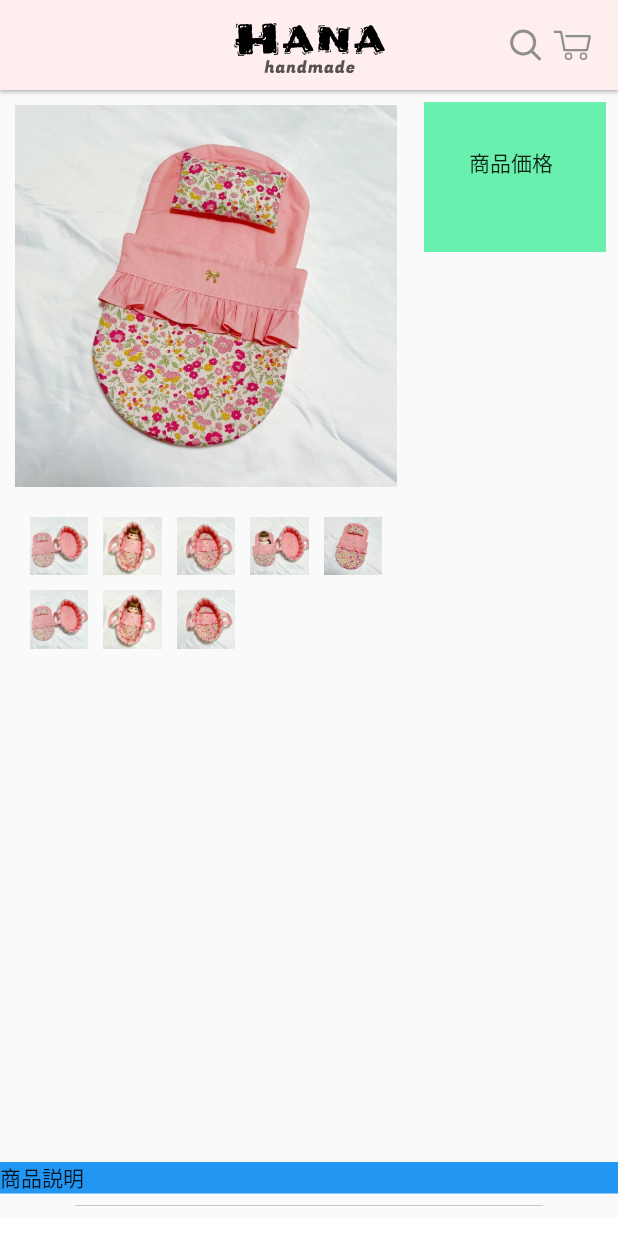
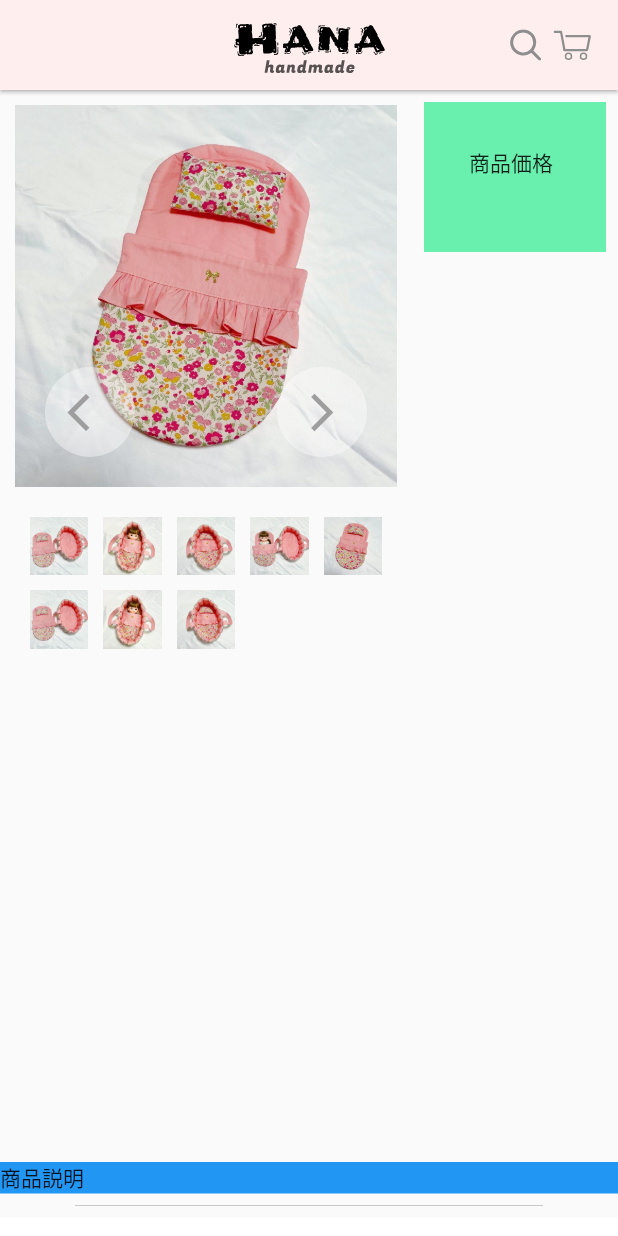
Before and after one commit to qiuyin/hana-handmade, a Flutter app: the ProductPage screen opened by its route, on a phone screen of 412 x 824 dp. Run offline on Flutter 3.47's test engine with Material 2 defaults, Android fonts, the phone set to English and light mode, and no system bars; our stand-ins replace carousel_slider, flutter_svg, font_awesome_flutter, routemaster, sentry_flutter.

Commit message:
商品画像にスライドボタンを追加

```diff
--- /dev/null
+++ b/lib/views/organisms/product_image.dart
@@ -0,0 +1,94 @@
+import 'package:flutter/material.dart';
+
+class  ProductImage extends StatefulWidget {
+
+
+  @override
+  _ProductImageState createState() => _ProductImageState();
+}
+
+class _ProductImageState extends State<ProductImage> {
+  int imageIndex = 0;
+
+  final ItemList2 = [
+    'images/item/1.jpg',
+    'images/item/2.jpg',
+    'images/item/3.jpg',
+    'images/item/4.jpg',
+    'images/item/5.jpg',
+  ];
+
+  @override
+  Widget build(BuildContext context) {
+    return Expanded(
+      flex: 2,
+      child: Container(
+        padding: const EdgeInsets.all(10.0),
+        child: Column(
+          children: [
+            Stack(
+              children: [
+                Image.asset(ItemList2[imageIndex]),
+                Positioned(
+                  bottom: 20,
+                  left: 20,
+                  child: CircleAvatar(
+                    radius: 30,
+                    backgroundColor: Colors.white.withOpacity(0.4),
+                    child: IconButton(
+                      iconSize: 30,
+                      onPressed: imageIndex == 0? null: () => this.setState(() {
+                        imageIndex = imageIndex -1;
+                      }),
+
+                      icon: Icon(Icons.arrow_back_ios,color: Colors.grey,
+                      ),
+                    ),
+                  ),
+                ),
+                Positioned(
+                  bottom: 20,
+                  right: 20,
+                  child: CircleAvatar(
+                    radius: 30,
+                    backgroundColor: Colors.white.withOpacity(0.4),
+                    child: IconButton(
+                      iconSize: 30,
+                      onPressed: imageIndex == ItemList2.length -1
+                        ? null: () => this.setState(() {
+                        imageIndex = imageIndex +1;
+                      }),
+
+                      icon: Icon(Icons.arrow_forward_ios,color: Colors.grey,
+                      ),
+                    ),
+                  ),
+                ),
+              ],
+            ),
+            SizedBox(
+              height: 10,
+            ),
+            SizedBox(
+              height: 430,
+              width: double.infinity,
+              child: GridView.count(
+                padding: const EdgeInsets.all(10.0),
+                mainAxisSpacing: 10,
+                crossAxisSpacing: 10,
+                crossAxisCount: 5,
+                children: List.generate(
+                  8,
+                      (index) {
+                    return Image.asset(
+                        'images/item/${(index + 1) % 5 + 1}.jpg');
+                  },
+                ),
+              ),
+            ),
+          ],
+        ),
+      ),
+    );
+  }
+}
--- a/lib/views/pages/product_page.dart
+++ b/lib/views/pages/product_page.dart
@@ -6,6 +6,7 @@ import 'package:hana_handmade/common/colors.dart' as colors;
 import 'package:hana_handmade/views/organisms/hana_app_bar.dart';
 import 'package:hana_handmade/views/organisms/hana_app_footer.dart';
 import 'package:hana_handmade/views/organisms/hoverable_image.dart';
+import 'package:hana_handmade/views/organisms/product_image.dart';
 import 'package:routemaster/routemaster.dart';
 
 class ProductPage extends StatelessWidget {
@@ -32,37 +33,7 @@ class ProductPage extends StatelessWidget {
             Row(
               crossAxisAlignment: CrossAxisAlignment.start,
               children: [
-                Expanded(
-                  flex: 2,
-                  child: Container(
-                    padding: const EdgeInsets.all(10.0),
-                    child: Column(
-                      children: [
-                        Image.asset('images/item/1.jpg'),
-                        SizedBox(
-                          height: 10,
-                        ),
-                        SizedBox(
-                          height: 430,
-                          width: double.infinity,
-                          child: GridView.count(
-                            padding: const EdgeInsets.all(10.0),
-                            mainAxisSpacing: 10,
-                            crossAxisSpacing: 10,
-                            crossAxisCount: 5,
-                            children: List.generate(
-                              8,
-                              (index) {
-                                return Image.asset(
-                                    'images/item/${(index + 1) % 5 + 1}.jpg');
-                              },
-                            ),
-                          ),
-                        ),
-                      ],
-                    ),
-                  ),
-                ),
+                ProductImage(),
                 Expanded(
                   flex: 1,
                   child: Padding(
@@ -182,3 +153,27 @@ class RecommendItemsContainer extends StatelessWidget {
     );
   }
 }
+
+class MerchandiseItemsContainer extends StatelessWidget {
+  final CarouselController _controller = CarouselController();
+  @override
+  Widget build(BuildContext context) {
+    return Row(
+      children: [
+        IconButton(
+          onPressed: () => _controller.previousPage(),
+          icon: Icon(
+            Icons.arrow_back_ios,
+          ),
+        ),
+        Flexible(child: ItemSlide2(_controller)),
+        IconButton(
+          onPressed: () => _controller.nextPage(),
+          icon: Icon(
+            Icons.arrow_forward_ios,
+          ),
+        ),
+      ],
+    );
+  }
+}
```
